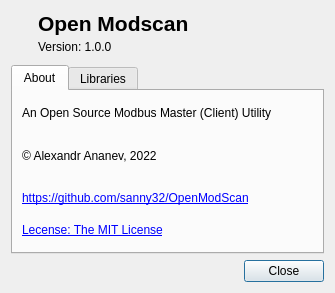
This is omodscan/dialogs/dialogabout.ui in sanny32/OpenModScan as Qt 5 draws it before an edit. The edited form follows.
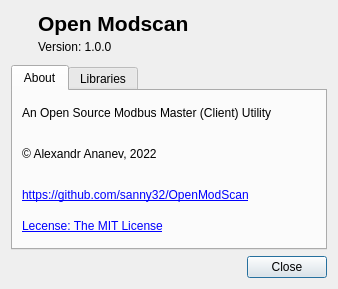
This is the edited form. Icons and pictures are not drawn. Custom widgets are drawn as their Qt base class.

Commit message: Correct dialog about view

Patch:
```diff
--- a/omodscan/dialogs/dialogabout.ui
+++ b/omodscan/dialogs/dialogabout.ui
@@ -6,8 +6,8 @@
    <rect>
     <x>0</x>
     <y>0</y>
-    <width>335</width>
-    <height>293</height>
+    <width>338</width>
+    <height>289</height>
    </rect>
   </property>
   <property name="windowTitle">
@@ -98,6 +98,12 @@
    </item>
    <item>
     <widget class="QTabWidget" name="tabWidget">
+     <property name="minimumSize">
+      <size>
+       <width>305</width>
+       <height>0</height>
+      </size>
+     </property>
      <property name="currentIndex">
       <number>0</number>
      </property>
```
